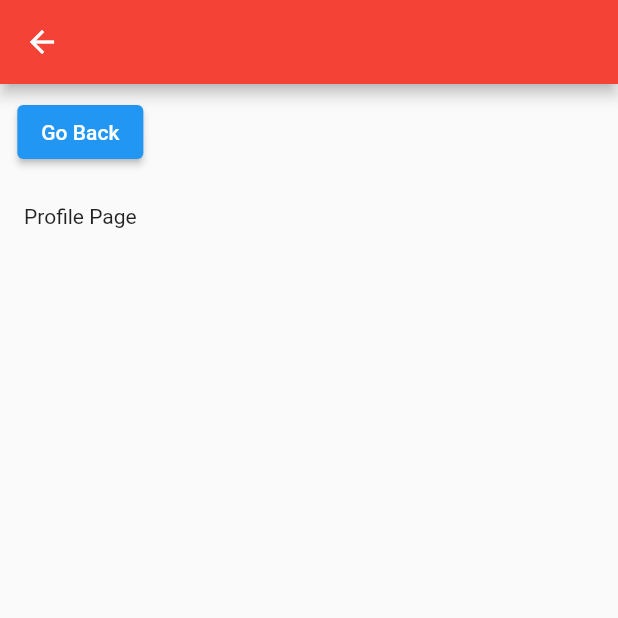
After one commit to lohanidamodar/namaste_flutter, a Flutter app: the screen it shows after launch, after a tap on the "person" icon, on a phone screen of 412 x 824 dp, the top half of it. The commit adds this screen. Run offline on Flutter 3.47's test engine with Material 2 defaults, Android fonts, the light colour scheme and no system bars.

Commit message:
episode 7 final

```diff
--- a/lib/main.dart
+++ b/lib/main.dart
@@ -1,4 +1,5 @@
 import 'package:flutter/material.dart';
+import 'package:namaste_flutter/ui/pages/profile.dart';
 
 void main() {
   runApp(App());
@@ -8,6 +9,7 @@ class App extends StatelessWidget {
   @override
   Widget build(BuildContext context) {
     return MaterialApp(
+      debugShowCheckedModeBanner: false,
       theme: ThemeData(primaryColor: Colors.red),
       home: HomePage(),
     );
@@ -20,6 +22,19 @@ class HomePage extends StatelessWidget {
     return Scaffold(
       appBar: AppBar(
         title: Text("Nepali Quiz"),
+        actions: [
+          IconButton(
+            onPressed: () {
+              Navigator.push(
+                context,
+                MaterialPageRoute(
+                  builder: (_) => ProfilePage(),
+                ),
+              );
+            },
+            icon: Icon(Icons.person),
+          )
+        ],
       ),
       body: Container(
         padding: EdgeInsets.all(20.0),
--- /dev/null
+++ b/lib/ui/pages/profile.dart
@@ -0,0 +1,27 @@
+import 'package:flutter/material.dart';
+
+class ProfilePage extends StatelessWidget {
+  @override
+  Widget build(BuildContext context) {
+    return Scaffold(
+      appBar: AppBar(),
+      body: Column(
+        children: [
+          Padding(
+            padding: const EdgeInsets.all(8.0),
+            child: ElevatedButton(
+              onPressed: () {
+                Navigator.pop(context);
+              },
+              child: Text("Go Back"),
+            ),
+          ),
+          Padding(
+            padding: const EdgeInsets.all(16.0),
+            child: Text("Profile Page"),
+          ),
+        ],
+      ),
+    );
+  }
+}
```
